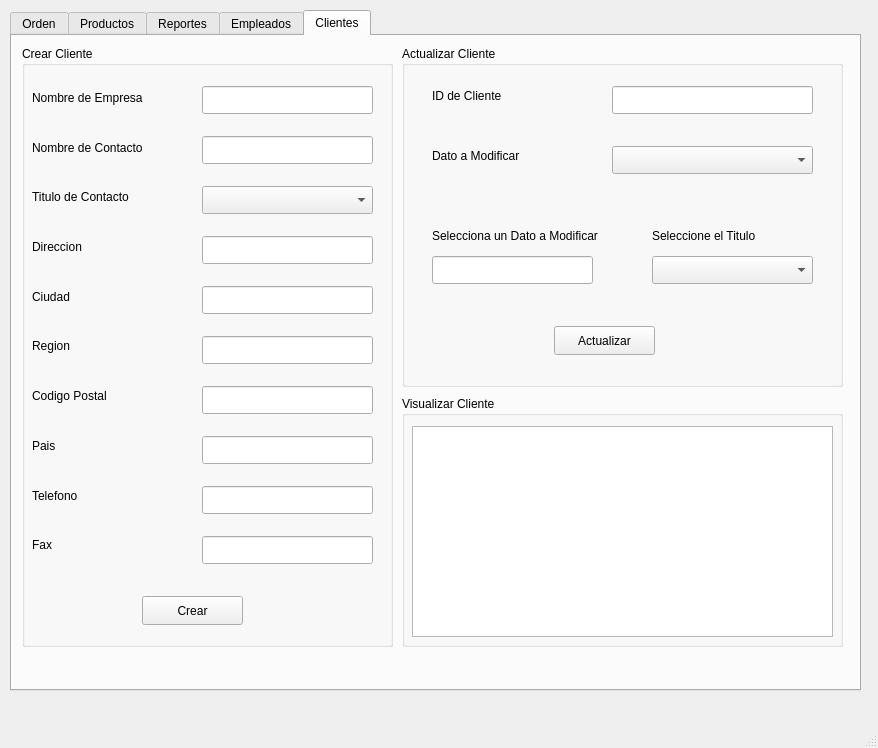
Old version of the form mainwindow.ui in the repository jairoaguilarts/Desktop-App-Proyect.
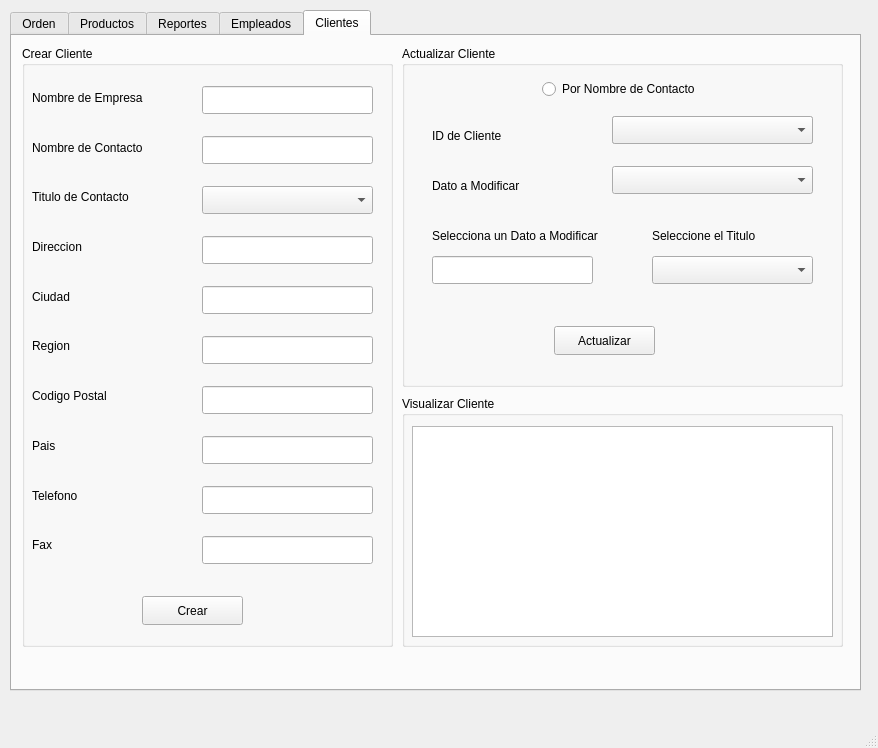
New version of the form. The open tabs and pages were chosen to show the change.

Diff of the .ui file:
```diff
--- a/mainwindow.ui
+++ b/mainwindow.ui
@@ -1344,7 +1344,7 @@
        <property name="geometry">
         <rect>
          <x>210</x>
-         <y>100</y>
+         <y>120</y>
          <width>201</width>
          <height>28</height>
         </rect>
@@ -1404,8 +1404,8 @@
        <property name="geometry">
         <rect>
          <x>30</x>
-         <y>100</y>
-         <width>111</width>
+         <y>130</y>
+         <width>141</width>
          <height>20</height>
         </rect>
        </property>
@@ -1417,8 +1417,8 @@
        <property name="geometry">
         <rect>
          <x>30</x>
-         <y>40</y>
-         <width>91</width>
+         <y>80</y>
+         <width>131</width>
          <height>20</height>
         </rect>
        </property>
@@ -1430,7 +1430,7 @@
        <property name="geometry">
         <rect>
          <x>210</x>
-         <y>40</y>
+         <y>70</y>
          <width>201</width>
          <height>28</height>
         </rect>
@@ -1495,6 +1495,29 @@
         </rect>
        </property>
       </widget>
+      <widget class="QRadioButton" name="CL_RB_SeleccionadorDeElementos">
+       <property name="geometry">
+        <rect>
+         <x>140</x>
+         <y>30</y>
+         <width>201</width>
+         <height>26</height>
+        </rect>
+       </property>
+       <property name="text">
+        <string>Por Nombre de Contacto</string>
+       </property>
+      </widget>
+      <widget class="QComboBox" name="CL_CB_IdXNombreDeContacto">
+       <property name="geometry">
+        <rect>
+         <x>210</x>
+         <y>70</y>
+         <width>201</width>
+         <height>28</height>
+        </rect>
+       </property>
+      </widget>
      </widget>
      <widget class="QGroupBox" name="groupBox_16">
       <property name="geometry">
```
Left out of the diff: 35 changed lines with no effect on the pictures.
